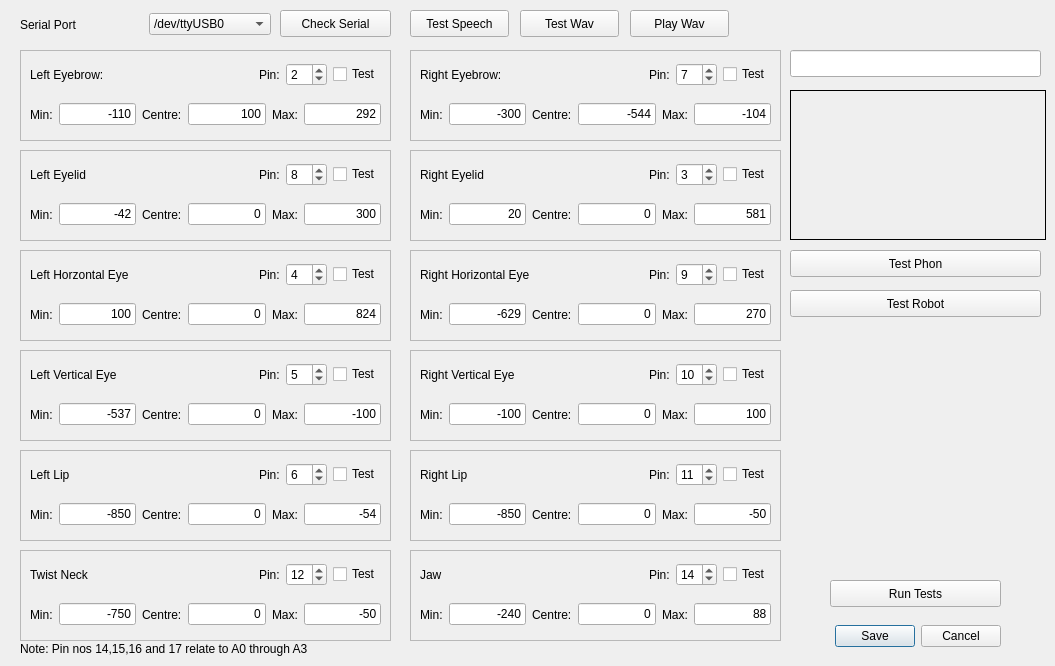
ptbw/Fritz-Qt5-project-for-Raspberry-Pi, file Fritz/configwindow.ui: the form before one commit.
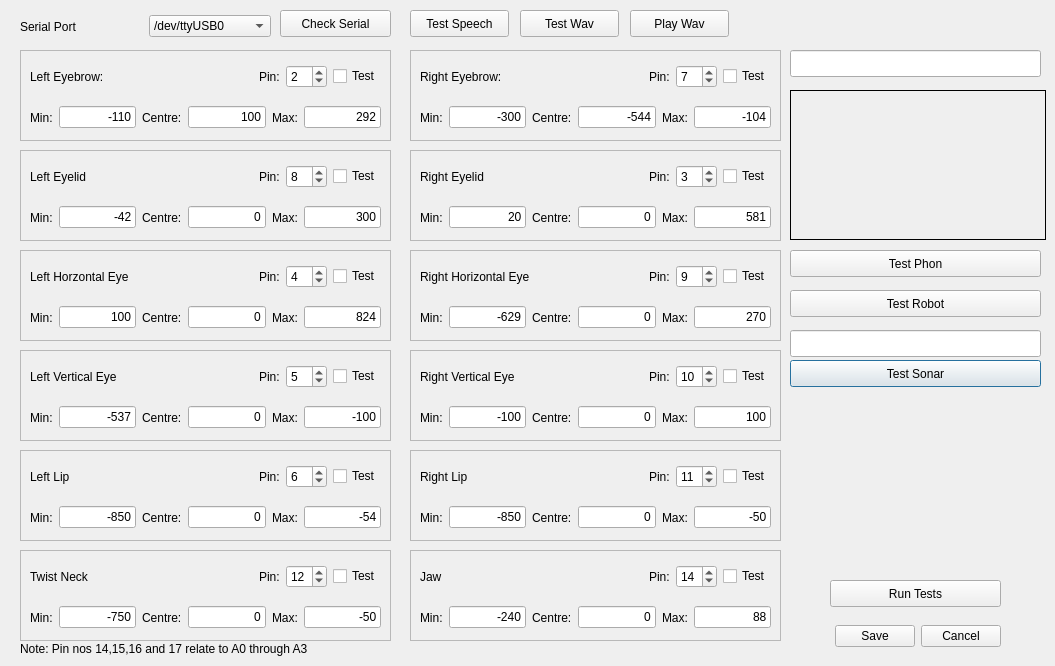
The form after the commit.

Diff of the .ui file:
```diff
--- a/Fritz/configwindow.ui
+++ b/Fritz/configwindow.ui
@@ -67,7 +67,7 @@
      <x>30</x>
      <y>100</y>
      <width>351</width>
-     <height>29</height>
+     <height>35</height>
     </rect>
    </property>
    <layout class="QHBoxLayout" name="horizontalLayout_3">
@@ -130,7 +130,7 @@
      <x>30</x>
      <y>60</y>
      <width>351</width>
-     <height>29</height>
+     <height>33</height>
     </rect>
    </property>
    <layout class="QHBoxLayout" name="horizontalLayout_2">
@@ -219,7 +219,7 @@
      <x>420</x>
      <y>60</y>
      <width>351</width>
-     <height>29</height>
+     <height>33</height>
     </rect>
    </property>
    <layout class="QHBoxLayout" name="horizontalLayout_4">
@@ -275,7 +275,7 @@
      <x>420</x>
      <y>100</y>
      <width>351</width>
-     <height>29</height>
+     <height>35</height>
     </rect>
    </property>
    <layout class="QHBoxLayout" name="horizontalLayout_5">
@@ -422,7 +422,7 @@
      <x>20</x>
      <y>10</y>
      <width>251</width>
-     <height>29</height>
+     <height>33</height>
     </rect>
    </property>
    <layout class="QHBoxLayout" name="horizontalLayout">
@@ -450,7 +450,7 @@
      <x>30</x>
      <y>200</y>
      <width>351</width>
-     <height>29</height>
+     <height>35</height>
     </rect>
    </property>
    <layout class="QHBoxLayout" name="horizontalLayout_6">
@@ -529,7 +529,7 @@
      <x>30</x>
      <y>160</y>
      <width>351</width>
-     <height>29</height>
+     <height>33</height>
     </rect>
    </property>
    <layout class="QHBoxLayout" name="horizontalLayout_7">
@@ -585,7 +585,7 @@
      <x>30</x>
      <y>300</y>
      <width>351</width>
-     <height>29</height>
+     <height>35</height>
     </rect>
    </property>
    <layout class="QHBoxLayout" name="horizontalLayout_8">
@@ -664,7 +664,7 @@
      <x>30</x>
      <y>260</y>
      <width>351</width>
-     <height>29</height>
+     <height>33</height>
     </rect>
    </property>
    <layout class="QHBoxLayout" name="horizontalLayout_9">
@@ -720,7 +720,7 @@
      <x>30</x>
      <y>400</y>
      <width>351</width>
-     <height>29</height>
+     <height>35</height>
     </rect>
    </property>
    <layout class="QHBoxLayout" name="horizontalLayout_10">
@@ -799,7 +799,7 @@
      <x>30</x>
      <y>360</y>
      <width>351</width>
-     <height>29</height>
+     <height>33</height>
     </rect>
    </property>
    <layout class="QHBoxLayout" name="horizontalLayout_11">
@@ -855,7 +855,7 @@
      <x>30</x>
      <y>500</y>
      <width>351</width>
-     <height>29</height>
+     <height>35</height>
     </rect>
    </property>
    <layout class="QHBoxLayout" name="horizontalLayout_12">
@@ -934,7 +934,7 @@
      <x>30</x>
      <y>460</y>
      <width>351</width>
-     <height>29</height>
+     <height>33</height>
     </rect>
    </property>
    <layout class="QHBoxLayout" name="horizontalLayout_13">
@@ -990,7 +990,7 @@
      <x>30</x>
      <y>600</y>
      <width>351</width>
-     <height>29</height>
+     <height>35</height>
     </rect>
    </property>
    <layout class="QHBoxLayout" name="horizontalLayout_14">
@@ -1069,7 +1069,7 @@
      <x>30</x>
      <y>560</y>
      <width>351</width>
-     <height>29</height>
+     <height>33</height>
     </rect>
    </property>
    <layout class="QHBoxLayout" name="horizontalLayout_15">
@@ -1125,7 +1125,7 @@
      <x>420</x>
      <y>200</y>
      <width>351</width>
-     <height>29</height>
+     <height>35</height>
     </rect>
    </property>
    <layout class="QHBoxLayout" name="horizontalLayout_16">
@@ -1204,7 +1204,7 @@
      <x>420</x>
      <y>160</y>
      <width>351</width>
-     <height>29</height>
+     <height>33</height>
     </rect>
    </property>
    <layout class="QHBoxLayout" name="horizontalLayout_17">
@@ -1260,7 +1260,7 @@
      <x>420</x>
      <y>300</y>
      <width>351</width>
-     <height>29</height>
+     <height>35</height>
     </rect>
    </property>
    <layout class="QHBoxLayout" name="horizontalLayout_18">
@@ -1339,7 +1339,7 @@
      <x>420</x>
      <y>260</y>
      <width>351</width>
-     <height>29</height>
+     <height>33</height>
     </rect>
    </property>
    <layout class="QHBoxLayout" name="horizontalLayout_19">
@@ -1395,7 +1395,7 @@
      <x>420</x>
      <y>400</y>
      <width>351</width>
-     <height>29</height>
+     <height>35</height>
     </rect>
    </property>
    <layout class="QHBoxLayout" name="horizontalLayout_20">
@@ -1474,7 +1474,7 @@
      <x>420</x>
      <y>360</y>
      <width>351</width>
-     <height>29</height>
+     <height>33</height>
     </rect>
    </property>
    <layout class="QHBoxLayout" name="horizontalLayout_21">
@@ -1530,7 +1530,7 @@
      <x>420</x>
      <y>500</y>
      <width>351</width>
-     <height>29</height>
+     <height>35</height>
     </rect>
    </property>
    <layout class="QHBoxLayout" name="horizontalLayout_22">
@@ -1609,7 +1609,7 @@
      <x>420</x>
      <y>460</y>
      <width>351</width>
-     <height>29</height>
+     <height>33</height>
     </rect>
    </property>
    <layout class="QHBoxLayout" name="horizontalLayout_23">
@@ -1665,7 +1665,7 @@
      <x>420</x>
      <y>600</y>
      <width>351</width>
-     <height>29</height>
+     <height>35</height>
     </rect>
    </property>
    <layout class="QHBoxLayout" name="horizontalLayout_24">
@@ -1744,7 +1744,7 @@
      <x>420</x>
      <y>560</y>
      <width>351</width>
-     <height>29</height>
+     <height>33</height>
     </rect>
    </property>
    <layout class="QHBoxLayout" name="horizontalLayout_25">
@@ -1819,6 +1819,44 @@
    <property name="text">
     <string>Test Robot</string>
    </property>
+   <property name="default">
+    <bool>true</bool>
+   </property>
+  </widget>
+  <widget class="QLineEdit" name="textSonar">
+   <property name="geometry">
+    <rect>
+     <x>790</x>
+     <y>330</y>
+     <width>251</width>
+     <height>27</height>
+    </rect>
+   </property>
+   <property name="layoutDirection">
+    <enum>Qt::LeftToRight</enum>
+   </property>
+   <property name="alignment">
+    <set>Qt::AlignRight|Qt::AlignTrailing|Qt::AlignVCenter</set>
+   </property>
+   <property name="readOnly">
+    <bool>true</bool>
+   </property>
+  </widget>
+  <widget class="QPushButton" name="btnTestSonar">
+   <property name="geometry">
+    <rect>
+     <x>790</x>
+     <y>360</y>
+     <width>251</width>
+     <height>27</height>
+    </rect>
+   </property>
+   <property name="text">
+    <string>Test Sonar</string>
+   </property>
+   <property name="default">
+    <bool>true</bool>
+   </property>
   </widget>
   <zorder>frame_2</zorder>
   <zorder>frame</zorder>
```
Left out of the diff: 2 changed lines with no effect on the pictures.
